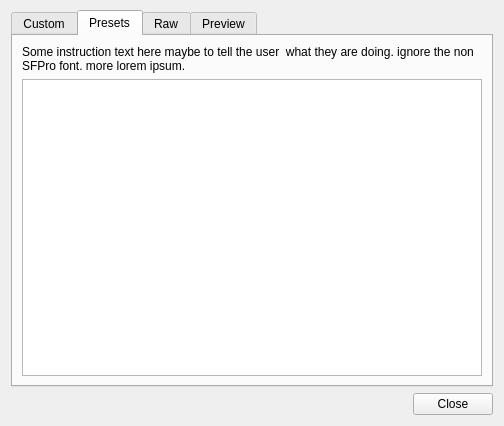
First picture: the form in src/vorta/assets/UI/excludedialog.ui, repository borgbase/vorta, before the edit.
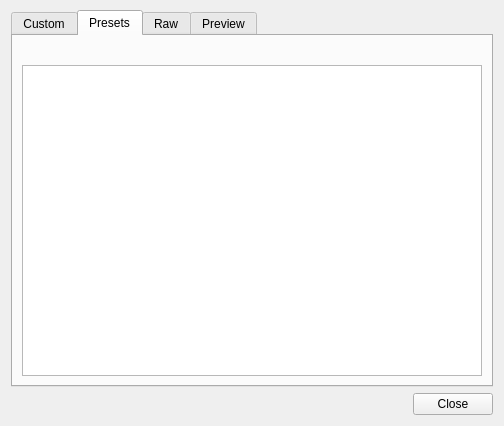
Second picture: the form after the edit. The open tabs and pages were chosen to show the change.

Commit message: change help texts

Diff of the .ui file:
```diff
--- a/src/vorta/assets/UI/excludedialog.ui
+++ b/src/vorta/assets/UI/excludedialog.ui
@@ -71,10 +71,7 @@
       </attribute>
       <layout class="QVBoxLayout" name="verticalLayout_3">
        <item>
-        <widget class="QLabel" name="label">
-         <property name="text">
-          <string>Some instruction text here maybe to tell the user  what they are doing. ignore the non SFPro font. more lorem ipsum.</string>
-         </property>
+        <widget class="QLabel" name="exclusionPresetsHelpText">
          <property name="wordWrap">
           <bool>true</bool>
          </property>
```
Left out of the diff: 15 changed lines with no effect on the pictures. The commit also changes 1 other file.
